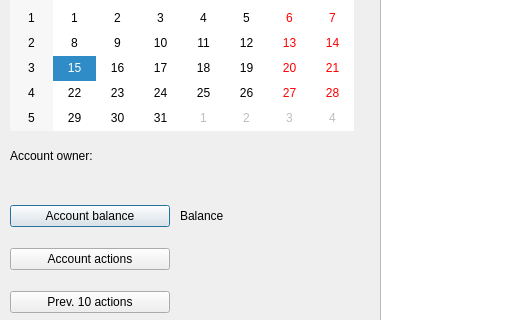
This is bankautomat/bankmain.ui in Necromunda/ATM as Qt 5 draws it before an edit; both pictures show x 0 to 521 and y 90 to 410 of the 1115 by 555 pixel window. The edited form follows.
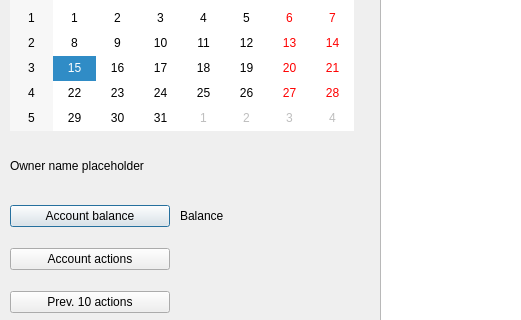
This is the edited form.

```diff
--- a/bankautomat/bankmain.ui
+++ b/bankautomat/bankmain.ui
@@ -74,18 +74,20 @@
    <property name="geometry">
     <rect>
      <x>10</x>
-     <y>230</y>
-     <width>101</width>
+     <y>240</y>
+     <width>361</width>
      <height>31</height>
     </rect>
    </property>
    <property name="font">
     <font>
      <pointsize>9</pointsize>
+     <italic>false</italic>
+     <strikeout>false</strikeout>
     </font>
    </property>
    <property name="text">
-    <string>Account owner:</string>
+    <string>Owner name placeholder</string>
    </property>
   </widget>
   <widget class="QWidget" name="verticalLayoutWidget_2">
```
